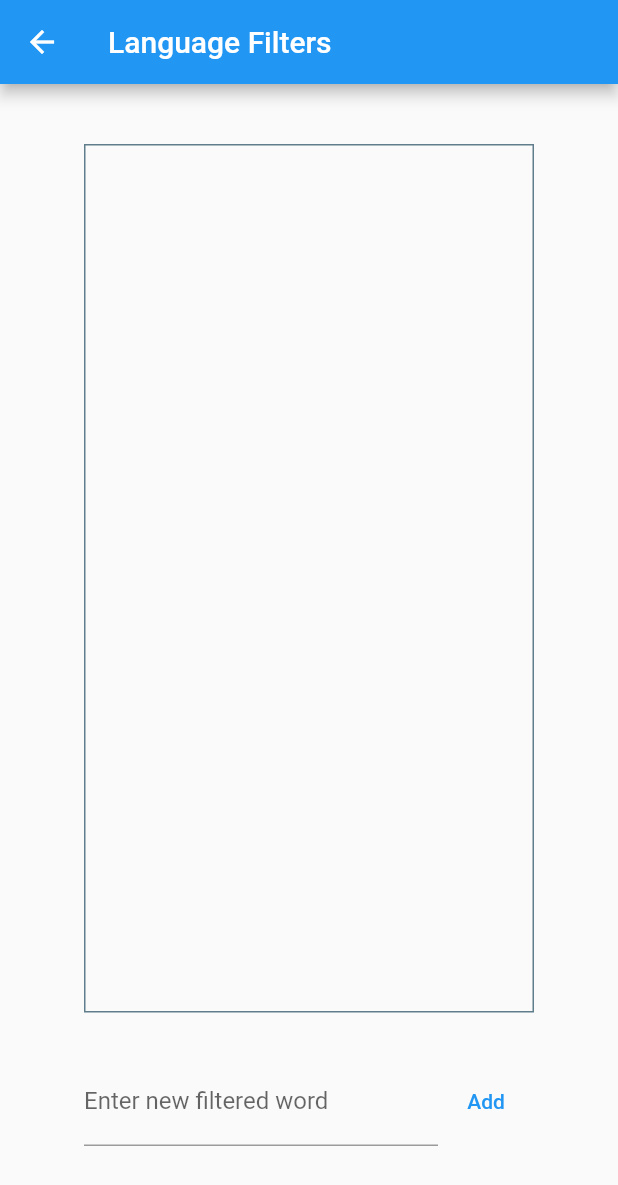
After one commit to redeyedvireo/rss_reader_plus, a Flutter app: the LanguageFiltersPage screen opened by its route, after a tap on "Add", on a phone screen of 412 x 824 dp. The commit adds this screen. Shown: the top 1185 px of the screen. Run offline on Flutter 3.47's test engine with Material 2 defaults, Android fonts, the phone set to English and light mode, and no system bars; our stand-ins replace flutter_html, jiffy, rxdart, shared_preferences, sqflite_common, sqflite_common_ffi; missing offline and left inert: clipboard, dart_rss, path_provider_windows; accounts and stored records are empty.

Commit message:
Refactored language filter page into a string list editing widget (will need this for the ad filter).

```diff
--- /dev/null
+++ b/lib/widgets/string_list_edit_widget.dart
@@ -0,0 +1,130 @@
+
+import 'package:flutter/material.dart';
+
+class StringListEditWidget extends StatefulWidget {
+  _StringListEditWidgetState  state;
+  final String textEditHint;
+  final List<String> stringList;
+  final Future<bool> Function(String wordToDelete) onDeleteFn;
+  final Future<bool> Function(String wordToAdd) onAddFn;
+
+  StringListEditWidget({this.stringList,
+                        this.textEditHint,
+                        @required this.onDeleteFn,
+                        @required this.onAddFn});
+
+  @override
+  _StringListEditWidgetState createState() {
+    state = _StringListEditWidgetState(stringList);
+    return state;
+  }
+}
+
+class _StringListEditWidgetState extends State<StringListEditWidget> {
+  List<String> _stringList;
+  ScrollController _scrollController;
+  TextEditingController _textEditController = TextEditingController();
+  double _previousScrollPosition = 0;      // Used to set scroll position after returning from another page
+  final GlobalKey<FormState> _formKey = GlobalKey<FormState>();
+  String _newString;
+
+  _StringListEditWidgetState(List<String> inStrings) {
+    _stringList = inStrings;
+  }
+
+  @override
+  Widget build(BuildContext context) {
+    _scrollController = ScrollController(initialScrollOffset: _previousScrollPosition);
+
+    return Column(
+      children: [
+        Expanded(
+            child: Container(
+              padding: EdgeInsets.only(top: 5.0, bottom: 5.0, left: 8.0),
+              decoration: BoxDecoration(
+                border: Border.all(
+                  color: Colors.blueGrey,
+                  width: 1
+                )
+              ),
+              child: ListView.builder(
+              itemCount: _stringList.length,
+              controller: _scrollController,
+              itemBuilder: (BuildContext context, int index) {
+                    return _buildStringRow(context, index);
+              }),
+          ),
+        ),
+        SizedBox(height: 30.0),
+        _buildTextEditWidget(context)
+      ],
+    );
+  }
+
+  Widget _buildStringRow(BuildContext context, int index) {
+    String curString = _stringList[index];
+
+    return Container(
+      padding: EdgeInsets.only(right: 8.0),
+      child: Row(
+        children: [
+          Expanded(child: Text(curString)),
+          IconButton(
+            onPressed: () async {
+              final success = await widget.onDeleteFn(curString);
+              if (success) {
+                setState(() {
+                  _stringList.removeAt(index);
+                });
+              }
+            },
+            icon: Icon(Icons.delete)
+          )
+        ],
+      ),
+    );
+  }
+
+  Widget _buildTextEditWidget(BuildContext context) {
+    return Form(
+      key: _formKey,
+      child: Row(children: [
+      Expanded(
+        child: TextFormField(
+          controller: _textEditController,
+          decoration: InputDecoration(labelText: widget.textEditHint),
+          onChanged: (String value) async {
+            _newString = value;
+          },
+        ),
+      ),
+      TextButton(onPressed: () async {
+        final newString = _newString;
+
+        try {
+          final success = await widget.onAddFn(newString);
+
+          if (success) {
+            setState(() {
+              _stringList.add(newString);
+            });
+
+            WidgetsBinding.instance.addPostFrameCallback((_) => _scrollToEnd());
+          }
+
+          _textEditController.text = '';
+        } catch (e) {
+          // widget._logger.severe('Error adding filtered word $filteredWord: ${e.message}');
+          print('${e.message}');
+        }
+        }, child: Text('Add'))
+      ],),
+    );
+  }
+
+  void _scrollToEnd() {
+    _scrollController.animateTo(_scrollController.position.maxScrollExtent,
+                                duration: Duration(milliseconds: 500),
+                                curve: Curves.easeInOut);
+  }
+}
```
Also changed, not shown: lib/pages/language_filters_page.dart (+25 -101 lines).
